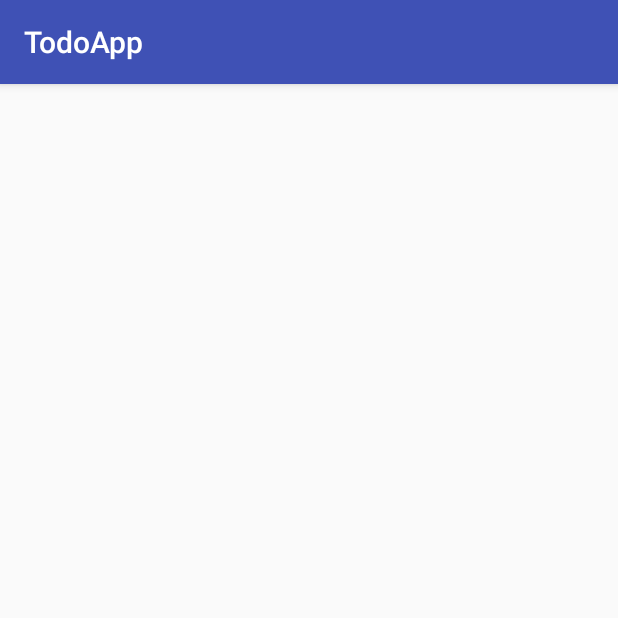
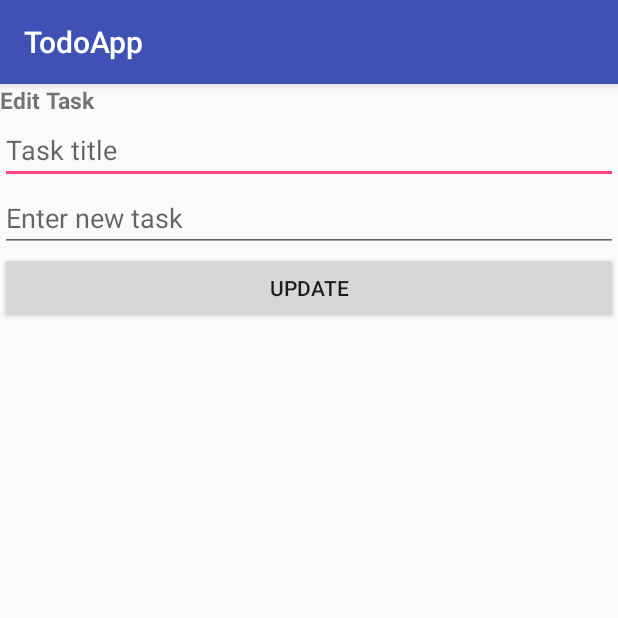
Before and after one commit to tohir87/Todo-mobile-app, an Android app: the EditActivity screen opened directly, with no data from a screen before it, on a phone screen of 412 x 824 dp, the top half of it. Run offline under Robolectric (Android 15) with nearby library versions, the phone set to English and light mode, and no system bars; 3 statements that could not run were skipped.

Commit message:
completed edit functionality and added documentation

```diff
--- a/app/src/main/java/ie/griffith/tohir/todoapp/CreateActivity.java
+++ b/app/src/main/java/ie/griffith/tohir/todoapp/CreateActivity.java
@@ -17,6 +17,9 @@ import java.text.SimpleDateFormat;
 import java.util.Date;
 import java.util.Locale;
 
+/**
+ * Class for adding new task
+ */
 public class CreateActivity extends AppCompatActivity {
 
     // private fields of the class
--- a/app/src/main/java/ie/griffith/tohir/todoapp/EditActivity.java
+++ b/app/src/main/java/ie/griffith/tohir/todoapp/EditActivity.java
@@ -1,13 +1,73 @@
 package ie.griffith.tohir.todoapp;
 
+import android.content.ContentValues;
 import android.support.v7.app.AppCompatActivity;
 import android.os.Bundle;
+import android.util.Log;
+import android.view.View;
+import android.database.Cursor;
+import android.database.sqlite.SQLiteDatabase;
+import android.support.v7.app.AppCompatActivity;
+import android.content.Intent;
+import android.widget.EditText;
+import android.widget.TextView;
+
+/**
+ * Class for editing of tasks
+ */
 
 public class EditActivity extends AppCompatActivity {
 
+    private TestDBOpenHelper tdb;
+    private SQLiteDatabase sdb;
+    private EditText et_title;
+    private EditText et_task;
+    private String taskId;
+
+    /**
+     * Oncreate method
+     * @param savedInstanceState
+     */
     @Override
     protected void onCreate(Bundle savedInstanceState) {
         super.onCreate(savedInstanceState);
         setContentView(R.layout.activity_edit);
+
+        // get access to sqlite DB
+        tdb = new TestDBOpenHelper(this, "todo.db", null, 1);
+        sdb = tdb.getWritableDatabase();
+
+        Intent intent = getIntent();
+        taskId = intent.getExtras().getString("id");
+        String title = intent.getExtras().getString("title");
+        String note = intent.getExtras().getString("note");
+        Log.i("EditActivity", "id = " + taskId + " title = " + title);
+
+        et_title = (EditText) findViewById(R.id.et_title_edit);
+        et_task = (EditText) findViewById(R.id.et_task_edit);
+
+        // set content of edit text
+        et_title.setText(title);
+        et_task.setText(note);
+    }
+
+
+    /**
+     * Method to update task in database
+     * @param v
+     */
+    public void updateClickHandler(View v){
+        ContentValues cv = new ContentValues();
+        cv.put("TITLE", et_title.getText().toString());
+        cv.put("TASK", et_task .getText().toString());
+
+        sdb.update("todo", cv, 	"ID=?", new String[]{taskId});
+
+        // return back to main activity
+        Intent intent = new Intent(EditActivity.this, MainActivity.class);
+        startActivity(intent);
+
+        // Log to console
+        Log.i("EditActivity", "new task updated");
     }
 }
--- a/app/src/main/res/layout/activity_create.xml
+++ b/app/src/main/res/layout/activity_create.xml
@@ -13,7 +13,8 @@ tools:context=".CreateActivity">
     android:layout_height="wrap_content"
     android:textSize="15sp"
     android:textStyle="bold"
-    android:text="Create New Task" />
+    android:text="@string/create_task"
+    />
 
     <EditText
         android:id="@+id/et_title"
--- a/app/src/main/res/layout/activity_edit.xml
+++ b/app/src/main/res/layout/activity_edit.xml
@@ -1,9 +1,41 @@
 <?xml version="1.0" encoding="utf-8"?>
-<android.support.constraint.ConstraintLayout xmlns:android="http://schemas.android.com/apk/res/android"
+<LinearLayout xmlns:android="http://schemas.android.com/apk/res/android"
     xmlns:app="http://schemas.android.com/apk/res-auto"
     xmlns:tools="http://schemas.android.com/tools"
     android:layout_width="match_parent"
     android:layout_height="match_parent"
+    android:orientation="vertical"
     tools:context=".EditActivity">
 
-</android.support.constraint.ConstraintLayout>
+    <TextView
+        android:layout_width="match_parent"
+        android:layout_height="wrap_content"
+        android:textSize="15sp"
+        android:textStyle="bold"
+        android:text="@string/edit_task" />
+
+    <EditText
+        android:id="@+id/et_title_edit"
+        android:layout_width="match_parent"
+        android:layout_height="wrap_content"
+        android:hint="Task title"
+        android:inputType="text"
+        />
+
+    <EditText
+        android:id="@+id/et_task_edit"
+        android:layout_width="match_parent"
+        android:layout_height="wrap_content"
+        android:hint="@string/et_hint"
+        android:inputType="text"
+        />
+
+    <Button
+        android:id="@+id/btn_save_task"
+        android:layout_width="match_parent"
+        android:layout_height="wrap_content"
+        android:layout_alignParentBottom="true"
+        android:onClick="updateClickHandler"
+        android:text="Update" />
+
+</LinearLayout>
--- a/app/src/main/res/layout/custom_item_layout.xml
+++ b/app/src/main/res/layout/custom_item_layout.xml
@@ -36,6 +36,7 @@
         android:layout_toRightOf="@id/tv_note"
         android:layout_toEndOf="@id/tv_note"
         android:layout_marginRight="10dp"
+        android:onClick="editClickHandler"
         android:text="@string/btn_edit" />
 
     <Button
--- a/app/src/main/res/values/strings.xml
+++ b/app/src/main/res/values/strings.xml
@@ -3,4 +3,6 @@
     <string name="et_hint">Enter new task</string>
     <string name="btn_edit">Edit</string>
     <string name="btn_delete">Del</string>
+    <string name="create_task">Create New Task</string>
+    <string name="edit_task">Edit Task</string>
 </resources>
```
Also changed, not shown: app/src/main/java/ie/griffith/tohir/todoapp/MainActivity.java (+14 -0 lines), 1 other file.
